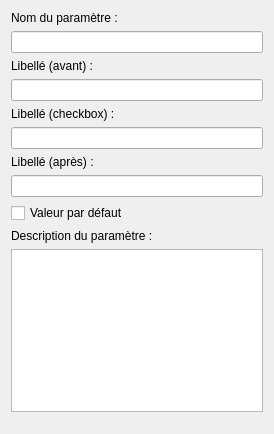
This is stepcreatorv2/parameters/widgets/widgetdouble.ui in computree/computree-v3 as Qt 5 draws it before an edit. The edited form follows.
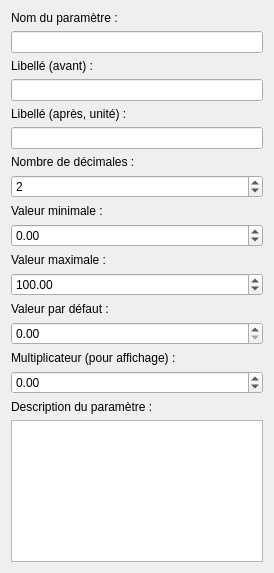
This is the edited form.

Diff of the .ui file:
```diff
--- a/stepcreatorv2/parameters/widgets/widgetdouble.ui
+++ b/stepcreatorv2/parameters/widgets/widgetdouble.ui
@@ -7,7 +7,7 @@
     <x>0</x>
     <y>0</y>
     <width>274</width>
-    <height>434</height>
+    <height>573</height>
    </rect>
   </property>
   <property name="sizePolicy">
@@ -40,20 +40,10 @@
    <item>
     <widget class="QLineEdit" name="libBefore"/>
    </item>
-   <item>
-    <widget class="QLabel" name="label_5">
-     <property name="text">
-      <string>Libellé (checkbox) :</string>
-     </property>
-    </widget>
-   </item>
-   <item>
-    <widget class="QLineEdit" name="libCheckbox"/>
-   </item>
    <item>
     <widget class="QLabel" name="label_4">
      <property name="text">
-      <string>Libellé (après) :</string>
+      <string>Libellé (après, unité) :</string>
      </property>
     </widget>
    </item>
@@ -61,9 +51,87 @@
     <widget class="QLineEdit" name="libAfter"/>
    </item>
    <item>
-    <widget class="QCheckBox" name="defaultValue">
+    <widget class="QLabel" name="label_8">
      <property name="text">
-      <string>Valeur par défaut</string>
+      <string>Nombre de décimales :</string>
+     </property>
+    </widget>
+   </item>
+   <item>
+    <widget class="QSpinBox" name="nbDec">
+     <property name="value">
+      <number>2</number>
+     </property>
+    </widget>
+   </item>
+   <item>
+    <widget class="QLabel" name="label_6">
+     <property name="text">
+      <string>Valeur minimale :</string>
+     </property>
+    </widget>
+   </item>
+   <item>
+    <widget class="QDoubleSpinBox" name="min">
+     <property name="minimum">
+      <double>-999999999.000000000000000</double>
+     </property>
+     <property name="maximum">
+      <double>999999999.000000000000000</double>
+     </property>
+    </widget>
+   </item>
+   <item>
+    <widget class="QLabel" name="label_7">
+     <property name="text">
+      <string>Valeur maximale :</string>
+     </property>
+    </widget>
+   </item>
+   <item>
+    <widget class="QDoubleSpinBox" name="max">
+     <property name="minimum">
+      <double>-999999999.000000000000000</double>
+     </property>
+     <property name="maximum">
+      <double>999999999.000000000000000</double>
+     </property>
+     <property name="value">
+      <double>100.000000000000000</double>
+     </property>
+    </widget>
+   </item>
+   <item>
+    <widget class="QLabel" name="label_5">
+     <property name="text">
+      <string>Valeur par défaut :</string>
+     </property>
+    </widget>
+   </item>
+   <item>
+    <widget class="QDoubleSpinBox" name="defaultValue">
+     <property name="minimum">
+      <double>0.000000000000000</double>
+     </property>
+     <property name="maximum">
+      <double>100.000000000000000</double>
+     </property>
+    </widget>
+   </item>
+   <item>
+    <widget class="QLabel" name="label_9">
+     <property name="text">
+      <string>Multiplicateur (pour affichage) :</string>
+     </property>
+    </widget>
+   </item>
+   <item>
+    <widget class="QDoubleSpinBox" name="mult">
+     <property name="minimum">
+      <double>-999999999.000000000000000</double>
+     </property>
+     <property name="maximum">
+      <double>999999999.000000000000000</double>
      </property>
     </widget>
    </item>
```
